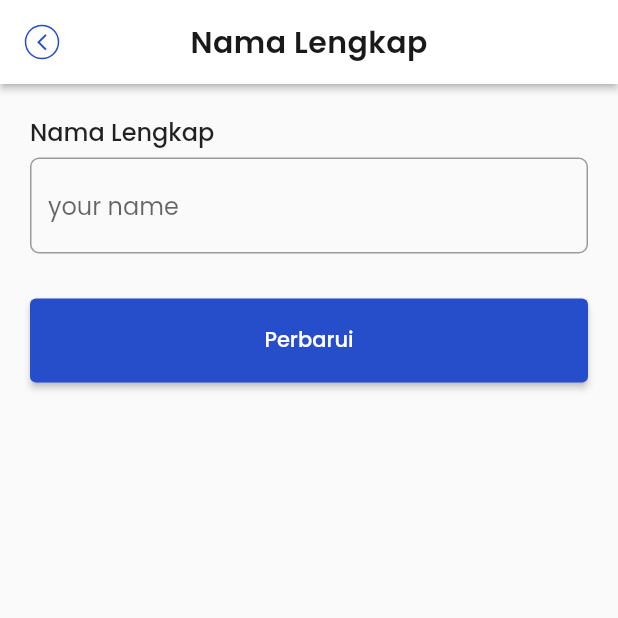
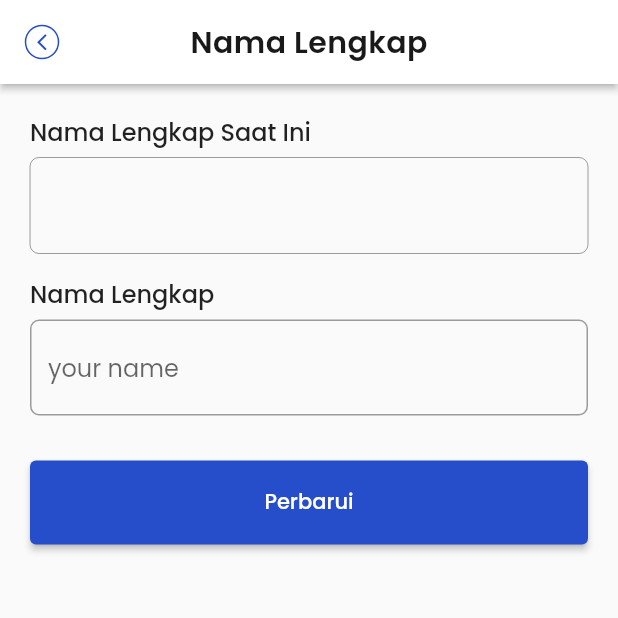
Before and after one commit to Kelompok-17-Capstone/mobile_flutter, a Flutter app: the SettingNameView screen opened by its route, on a phone screen of 412 x 824 dp, the top half of it. Run offline on Flutter 3.47's test engine with Material 2 defaults, Android fonts, the phone set to English and light mode, and no system bars; our stand-ins replace barcode_widget, file_picker, flutter_dotenv, shared_preferences; accounts and stored records are empty.

Commit message:
fixing user_setting form

```diff
--- a/lib/views/dashboard/user_setting/setting_name_view.dart
+++ b/lib/views/dashboard/user_setting/setting_name_view.dart
@@ -2,6 +2,8 @@ import 'package:flutter/material.dart';
 import 'package:mobile_flutter/shared/buttons.dart';
 import 'package:mobile_flutter/shared/custom_appbar.dart';
 import 'package:mobile_flutter/shared/form.dart';
+import 'package:mobile_flutter/views/auth/auth_provider.dart';
+import 'package:provider/provider.dart';
 
 class SettingNameView extends StatefulWidget {
   const SettingNameView({super.key});
@@ -14,15 +16,19 @@ class _SettingNameViewState extends State<SettingNameView> {
 
   final formKey = GlobalKey<FormState>();
   final nameController = TextEditingController();
+  final currentNameController = TextEditingController();
 
   @override
   void dispose() {
     super.dispose();
     nameController.dispose();
+    currentNameController.dispose();
   }
 
   @override
   Widget build(BuildContext context) {
+    currentNameController.text = Provider.of<AuthProvider>(context, listen: false).user!.name;
+
     return Scaffold(
       appBar: customAppBar(context, title: 'Nama Lengkap', isBackButton: true),
       body: Form(
@@ -32,6 +38,16 @@ class _SettingNameViewState extends State<SettingNameView> {
           child: Column(
             crossAxisAlignment: CrossAxisAlignment.start,
             children: [
+              const Text(
+                'Nama Lengkap Saat Ini',
+                style: TextStyle(
+                  fontWeight: FontWeight.w500,
+                  fontSize: 16,
+                ),
+              ),
+              const SizedBox(height: 5),
+              customForm(controller: currentNameController, hintText: '', enabled: false),
+              const SizedBox(height: 15),
               const Text(
                 'Nama Lengkap',
                 style: TextStyle(
```
Also changed, not shown: lib/views/dashboard/user_setting/setting_email_view.dart (+5 -7 lines), lib/views/dashboard/user_setting/setting_phone_view.dart (+17 -0 lines).
